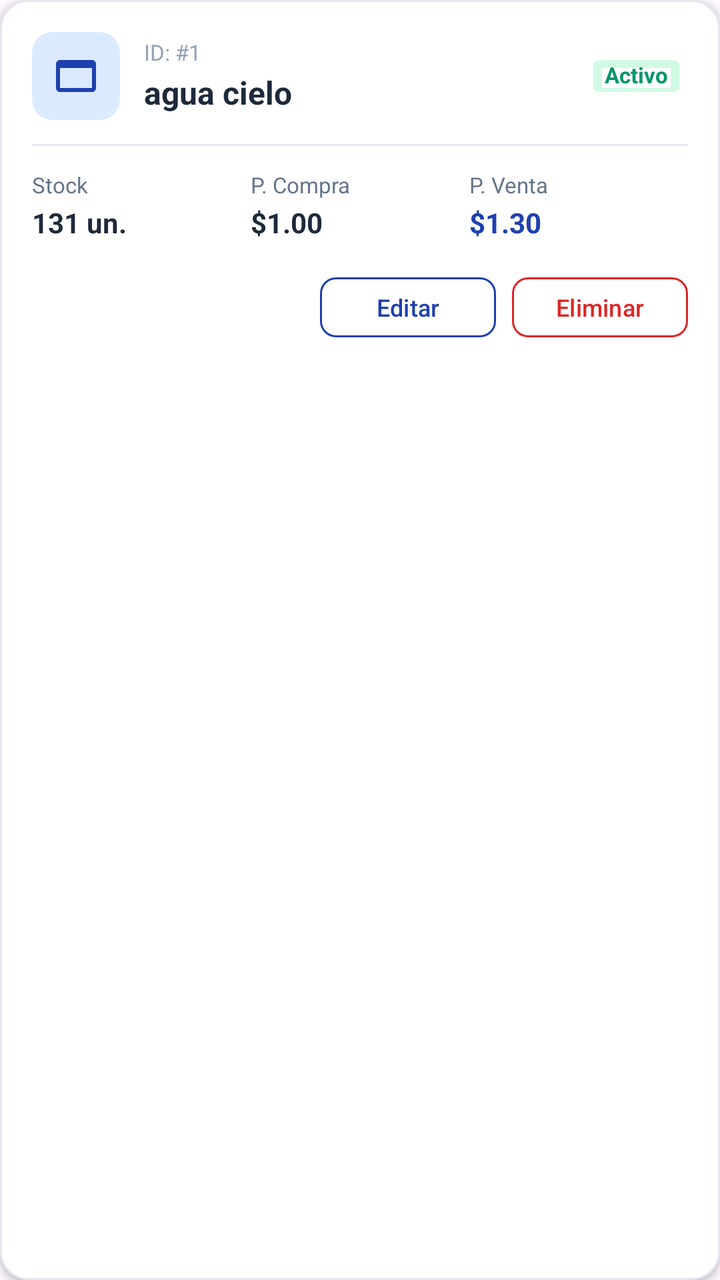
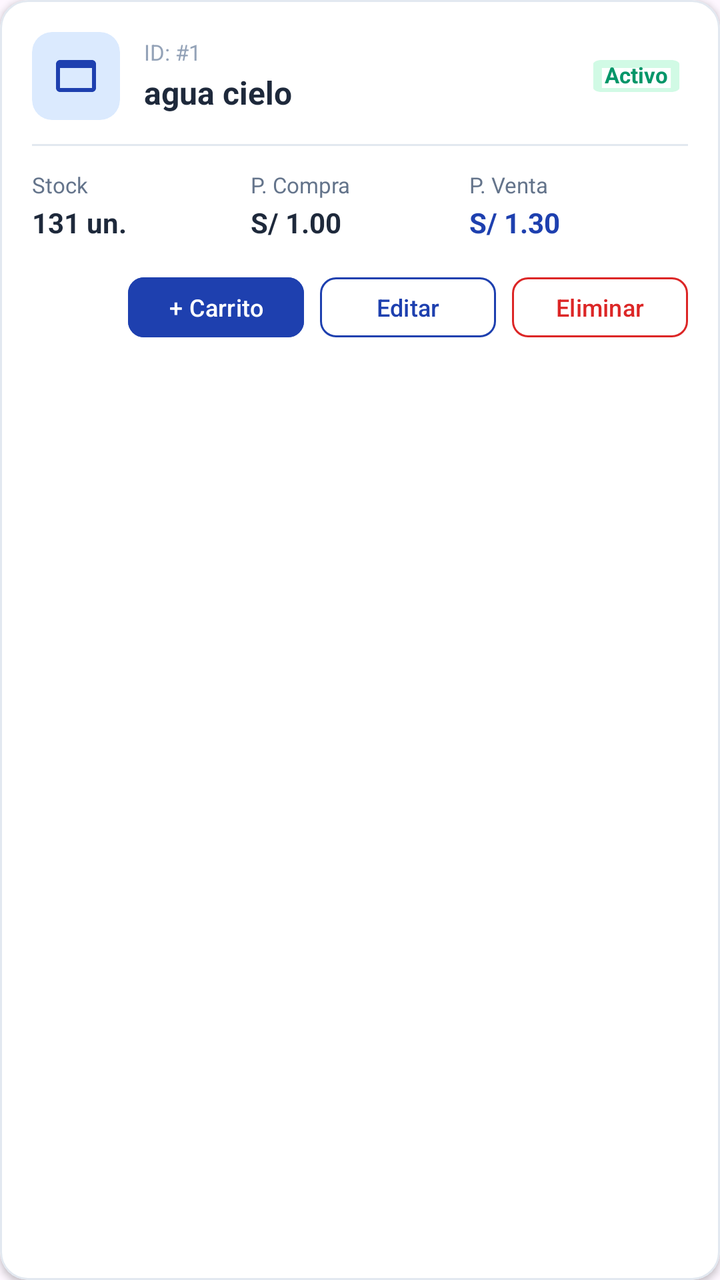

The first picture is an Android layout as it rendered before a commit; the second is the same layout after the commit. The layout source and the unified diff follow.
<!-- AndroidManifest.xml: application theme Theme.Adisanappandroid -->
<!-- res/layout/item_producto.xml -->
<?xml version="1.0" encoding="utf-8"?>
<com.google.android.material.card.MaterialCardView xmlns:android="http://schemas.android.com/apk/res/android"
    xmlns:app="http://schemas.android.com/apk/res-auto"
    android:id="@+id/cardProductoItem"
    android:layout_width="match_parent"
    android:layout_height="wrap_content"
    android:layout_marginBottom="12dp"
    app:cardBackgroundColor="@color/card_bg"
    app:cardCornerRadius="14dp"
    app:cardElevation="2dp"
    app:strokeColor="@color/border_color"
    app:strokeWidth="1dp">

    <LinearLayout
        android:layout_width="match_parent"
        android:layout_height="wrap_content"
        android:orientation="vertical"
        android:padding="16dp">

        
        <RelativeLayout
            android:layout_width="match_parent"
            android:layout_height="wrap_content">

            <com.google.android.material.card.MaterialCardView
                android:id="@+id/cardIconContainer"
                android:layout_width="44dp"
                android:layout_height="44dp"
                android:layout_centerVertical="true"
                app:cardBackgroundColor="@color/accent_blue_bg"
                app:cardCornerRadius="10dp"
                app:cardElevation="0dp"
                app:strokeWidth="0dp">

                <ImageView
                    android:layout_width="24dp"
                    android:layout_height="24dp"
                    android:layout_gravity="center"
                    android:contentDescription="Icono Producto"
                    android:src="@drawable/ic_box"
                    app:tint="@color/blue_primary" />
            </com.google.android.material.card.MaterialCardView>

            <LinearLayout
                android:layout_width="match_parent"
                android:layout_height="wrap_content"
                android:layout_centerVertical="true"
                android:layout_marginStart="12dp"
                android:layout_toStartOf="@id/tvEstadoProducto"
                android:layout_toEndOf="@id/cardIconContainer"
                android:orientation="vertical">

                <TextView
                    android:id="@+id/tvIdProducto"
                    android:layout_width="wrap_content"
                    android:layout_height="wrap_content"
                    android:text="ID: #1"
                    android:textColor="@color/text_muted"
                    android:textSize="11sp" />

                <TextView
                    android:id="@+id/tvNombreProducto"
                    android:layout_width="wrap_content"
                    android:layout_height="wrap_content"
                    android:layout_marginTop="2dp"
                    android:text="agua cielo"
                    android:textColor="@color/text_primary"
                    android:textSize="16sp"
                    android:textStyle="bold" />
            </LinearLayout>

            <TextView
                android:id="@+id/tvEstadoProducto"
                android:layout_width="wrap_content"
                android:layout_height="wrap_content"
                android:layout_alignParentEnd="true"
                android:layout_centerVertical="true"
                android:background="@drawable/ic_box"
                android:backgroundTint="@color/accent_green_bg"
                android:paddingHorizontal="10dp"
                android:paddingVertical="4dp"
                android:text="Activo"
                android:textColor="@color/security_green"
                android:textSize="11sp"
                android:textStyle="bold" />

        </RelativeLayout>

        <View
            android:layout_width="match_parent"
            android:layout_height="1dp"
            android:layout_marginVertical="12dp"
            android:background="@color/border_color" />

        
        <LinearLayout
            android:layout_width="match_parent"
            android:layout_height="wrap_content"
            android:orientation="horizontal">

            <LinearLayout
                android:layout_width="0dp"
                android:layout_height="wrap_content"
                android:layout_weight="1"
                android:orientation="vertical">

                <TextView
                    android:layout_width="wrap_content"
                    android:layout_height="wrap_content"
                    android:text="Stock"
                    android:textColor="@color/text_secondary"
                    android:textSize="11sp" />

                <TextView
                    android:id="@+id/tvStockProducto"
                    android:layout_width="wrap_content"
                    android:layout_height="wrap_content"
                    android:layout_marginTop="2dp"
                    android:text="131 un."
                    android:textColor="@color/text_primary"
                    android:textSize="14sp"
                    android:textStyle="bold" />
            </LinearLayout>

            <LinearLayout
                android:layout_width="0dp"
                android:layout_height="wrap_content"
                android:layout_weight="1"
                android:orientation="vertical">

                <TextView
                    android:layout_width="wrap_content"
                    android:layout_height="wrap_content"
                    android:text="P. Compra"
                    android:textColor="@color/text_secondary"
                    android:textSize="11sp" />

                <TextView
                    android:id="@+id/tvPrecioCompra"
                    android:layout_width="wrap_content"
                    android:layout_height="wrap_content"
                    android:layout_marginTop="2dp"
                    android:text="$1.00"
                    android:textColor="@color/text_primary"
                    android:textSize="14sp"
                    android:textStyle="bold" />
            </LinearLayout>

            <LinearLayout
                android:layout_width="0dp"
                android:layout_height="wrap_content"
                android:layout_weight="1"
                android:orientation="vertical">

                <TextView
                    android:layout_width="wrap_content"
                    android:layout_height="wrap_content"
                    android:text="P. Venta"
                    android:textColor="@color/text_secondary"
                    android:textSize="11sp" />

                <TextView
                    android:id="@+id/tvPrecioVenta"
                    android:layout_width="wrap_content"
                    android:layout_height="wrap_content"
                    android:layout_marginTop="2dp"
                    android:text="$1.30"
                    android:textColor="@color/blue_primary"
                    android:textSize="14sp"
                    android:textStyle="bold" />
            </LinearLayout>

        </LinearLayout>

        
        <LinearLayout
            android:layout_width="match_parent"
            android:layout_height="wrap_content"
            android:layout_marginTop="14dp"
            android:gravity="end"
            android:orientation="horizontal">

            <com.google.android.material.button.MaterialButton
                android:id="@+id/btnEditarProducto"
                style="@style/Widget.Material3.Button.OutlinedButton"
                android:layout_width="wrap_content"
                android:layout_height="38dp"
                android:layout_marginEnd="8dp"
                android:paddingHorizontal="14dp"
                android:paddingVertical="0dp"
                android:text="Editar"
                android:textAllCaps="false"
                android:textColor="@color/blue_primary"
                android:textSize="12sp"
                app:cornerRadius="8dp"
                app:strokeColor="@color/blue_primary" />

            <com.google.android.material.button.MaterialButton
                android:id="@+id/btnEliminarProducto"
                style="@style/Widget.Material3.Button.OutlinedButton"
                android:layout_width="wrap_content"
                android:layout_height="38dp"
                android:paddingHorizontal="14dp"
                android:paddingVertical="0dp"
                android:text="Eliminar"
                android:textAllCaps="false"
                android:textColor="@color/accent_red"
                android:textSize="12sp"
                app:cornerRadius="8dp"
                app:strokeColor="@color/accent_red" />

        </LinearLayout>

    </LinearLayout>
</com.google.android.material.card.MaterialCardView>
<!-- resources referenced by this layout -->
<resources>
  <color name="accent_blue_bg">#DBEAFE</color>
  <color name="accent_green_bg">#D1FAE5</color>
  <color name="accent_red">#DC2626</color>
  <color name="blue_primary">#1E40AF</color>
  <color name="border_color">#E2E8F0</color>
  <color name="card_bg">#FFFFFF</color>
  <color name="security_green">#059669</color>
  <color name="text_muted">#94A3B8</color>
  <color name="text_primary">#1E293B</color>
  <color name="text_secondary">#64748B</color>
  <!-- drawable ic_box (drawable) -->
  <?xml version="1.0" encoding="utf-8"?>
  <vector xmlns:android="http://schemas.android.com/apk/res/android"
      android:width="24dp"
      android:height="24dp"
      android:viewportWidth="24"
      android:viewportHeight="24">
      <path
          android:fillColor="#FF000000"
          android:pathData="M20,4H4C2.9,4 2,4.9 2,6v12c0,1.1 0.9,2 2,2h16c1.1,0 2,-0.9 2,-2V6C22,4.9 21.1,4 20,4zM20,18H4V8h16V18zM4,6h16v0H4V6z"/>
  </vector>
  <style name="Theme.Adisanappandroid" parent="Base.Theme.Adisanappandroid" />
  <style name="Base.Theme.Adisanappandroid" parent="Theme.Material3.DayNight.NoActionBar">
          
          
      </style>
</resources>

<!-- the commit's change to res/layout/item_producto.xml (unified diff, before → after) -->
@@ -140,7 +140,7 @@
                     android:layout_width="wrap_content"
                     android:layout_height="wrap_content"
                     android:layout_marginTop="2dp"
-                    android:text="$1.00"
+                    android:text="S/ 1.00"
                     android:textColor="@color/text_primary"
                     android:textSize="14sp"
                     android:textStyle="bold" />
@@ -164,7 +164,7 @@
                     android:layout_width="wrap_content"
                     android:layout_height="wrap_content"
                     android:layout_marginTop="2dp"
-                    android:text="$1.30"
+                    android:text="S/ 1.30"
                     android:textColor="@color/blue_primary"
                     android:textSize="14sp"
                     android:textStyle="bold" />
@@ -181,12 +181,26 @@
             android:orientation="horizontal">
 
             <com.google.android.material.button.MaterialButton
+                android:id="@+id/btnAgregarCarrito"
+                android:layout_width="wrap_content"
+                android:layout_height="38dp"
+                android:layout_marginEnd="8dp"
+                android:backgroundTint="@color/blue_primary"
+                android:paddingHorizontal="12dp"
+                android:paddingVertical="0dp"
+                android:text="+ Carrito"
+                android:textAllCaps="false"
+                android:textColor="@color/white"
+                android:textSize="12sp"
+                app:cornerRadius="8dp" />
+
+            <com.google.android.material.button.MaterialButton
                 android:id="@+id/btnEditarProducto"
                 style="@style/Widget.Material3.Button.OutlinedButton"
                 android:layout_width="wrap_content"
                 android:layout_height="38dp"
                 android:layout_marginEnd="8dp"
-                android:paddingHorizontal="14dp"
+                android:paddingHorizontal="12dp"
                 android:paddingVertical="0dp"
                 android:text="Editar"
                 android:textAllCaps="false"
@@ -200,7 +214,7 @@
                 style="@style/Widget.Material3.Button.OutlinedButton"
                 android:layout_width="wrap_content"
                 android:layout_height="38dp"
-                android:paddingHorizontal="14dp"
+                android:paddingHorizontal="12dp"
                 android:paddingVertical="0dp"
                 android:text="Eliminar"
                 android:textAllCaps="false"
<!-- resource entries referenced after the edit -->
@@ -10,6 +10,7 @@
   <color name="text_muted">#94A3B8</color>
   <color name="text_primary">#1E293B</color>
   <color name="text_secondary">#64748B</color>
+  <color name="white">#FFFFFFFF</color>
   <!-- drawable ic_box (drawable) -->
   <?xml version="1.0" encoding="utf-8"?>
   <vector xmlns:android="http://schemas.android.com/apk/res/android"
